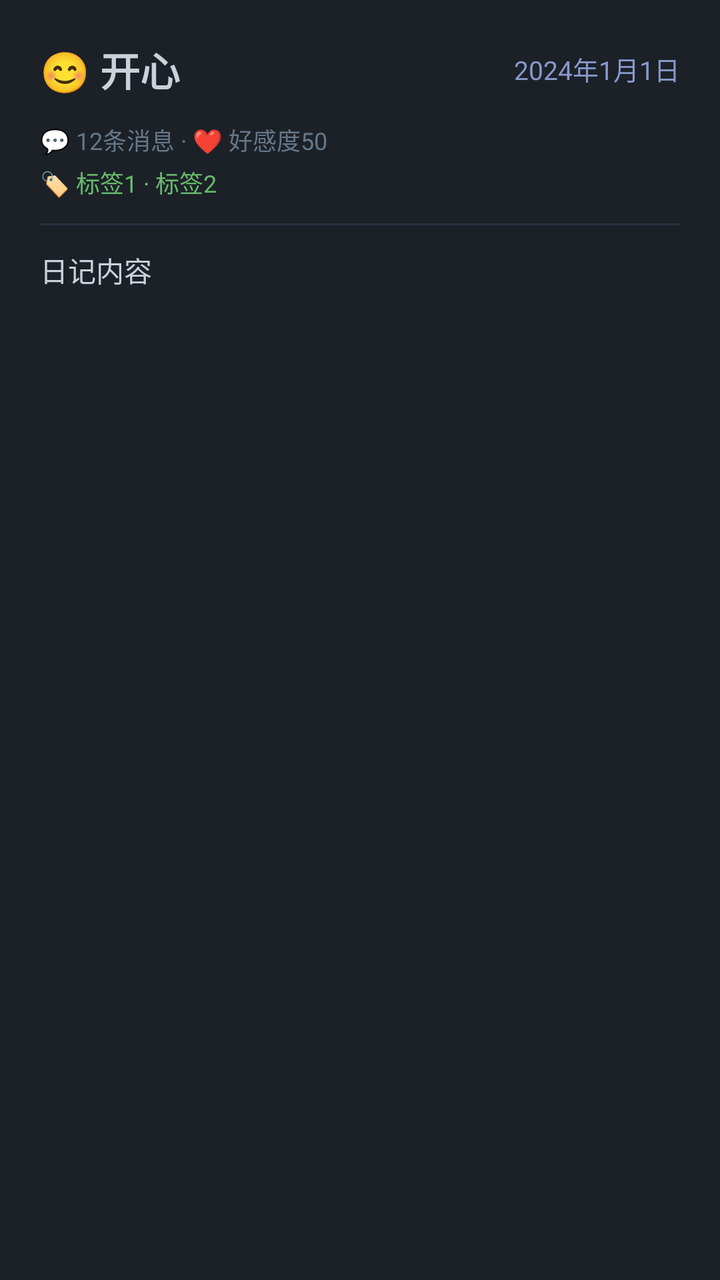
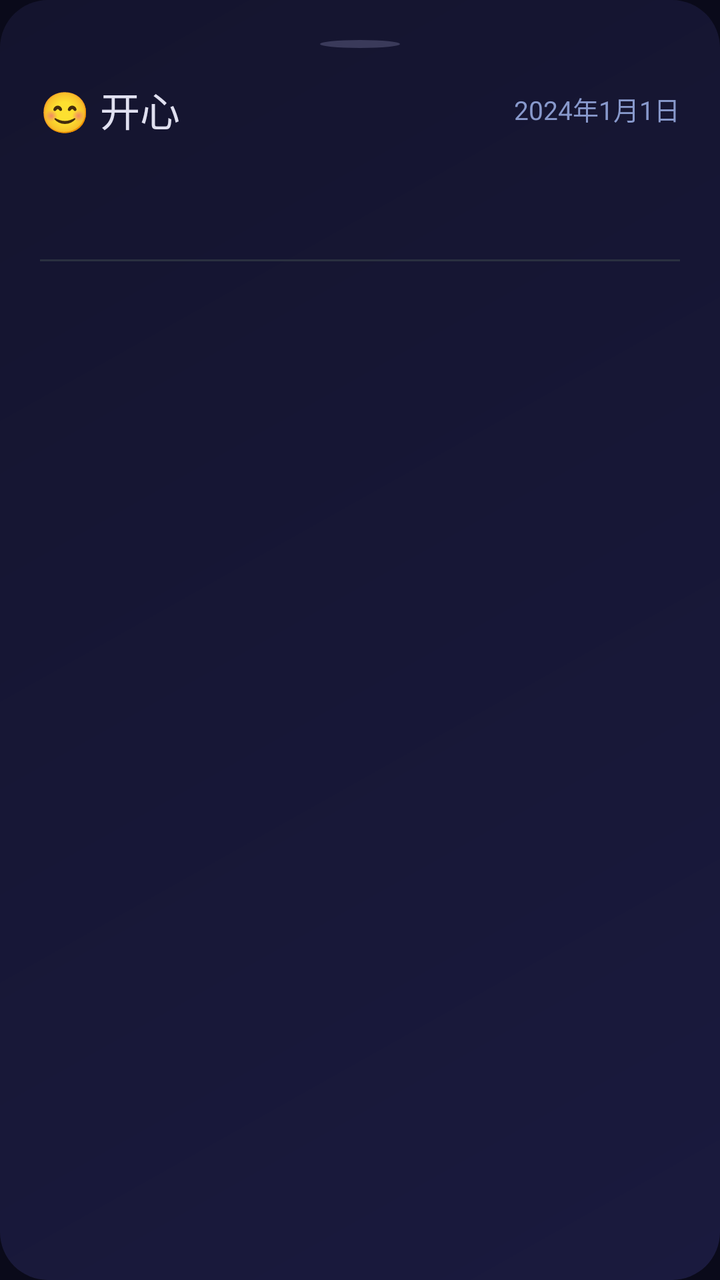

Before-and-after screenshots of an Android layout around one commit, followed by the original layout XML and the change that was made.
<!-- AndroidManifest.xml: application theme Theme.Companion -->
<!-- res/layout/dialog_diary_detail.xml -->
<?xml version="1.0" encoding="utf-8"?>
<ScrollView xmlns:android="http://schemas.android.com/apk/res/android"
    android:layout_width="match_parent"
    android:layout_height="400dp"
    android:background="#1C2128"
    android:padding="20dp">

    <LinearLayout
        android:layout_width="match_parent"
        android:layout_height="wrap_content"
        android:orientation="vertical">

        <LinearLayout
            android:layout_width="match_parent"
            android:layout_height="wrap_content"
            android:orientation="horizontal"
            android:gravity="center_vertical"
            android:layout_marginBottom="12dp">

            <TextView
                android:id="@+id/tv_detail_mood"
                android:layout_width="0dp"
                android:layout_height="wrap_content"
                android:layout_weight="1"
                android:text="😊 开心"
                android:textSize="20sp"
                android:textColor="#C9D1D9"
                android:textStyle="bold" />

            <TextView
                android:id="@+id/tv_detail_date"
                android:layout_width="wrap_content"
                android:layout_height="wrap_content"
                android:text="2024年1月1日"
                android:textSize="13sp"
                android:textColor="#8899CC" />
        </LinearLayout>

        <TextView
            android:id="@+id/tv_detail_stats"
            android:layout_width="match_parent"
            android:layout_height="wrap_content"
            android:text="💬 12条消息 · ❤️ 好感度50"
            android:textSize="12sp"
            android:textColor="#667788"
            android:layout_marginBottom="4dp" />

        <TextView
            android:id="@+id/tv_detail_tags"
            android:layout_width="match_parent"
            android:layout_height="wrap_content"
            android:text="🏷️ 标签1 · 标签2"
            android:textSize="12sp"
            android:textColor="#66BB6A"
            android:layout_marginBottom="12dp" />

        <View
            android:layout_width="match_parent"
            android:layout_height="1dp"
            android:background="#2A3040"
            android:layout_marginBottom="12dp" />

        <TextView
            android:id="@+id/tv_detail_content"
            android:layout_width="match_parent"
            android:layout_height="wrap_content"
            android:text="日记内容"
            android:textSize="14sp"
            android:textColor="#C9D1D9"
            android:lineSpacingExtra="4dp" />
    </LinearLayout>

</ScrollView>
<!-- resources referenced by this layout -->
<resources>
  <style name="Theme.Companion" parent="Theme.Material3.DayNight.NoActionBar">
          <item name="colorPrimary">@color/accent_blue</item>
          <item name="colorPrimaryVariant">@color/purple_700</item>
          <item name="colorOnPrimary">@color/white</item>
          <item name="colorSecondary">@color/accent_cyan</item>
          <item name="colorSecondaryVariant">@color/teal_700</item>
          <item name="colorSurface">@color/surface_dark</item>
          <item name="colorOnSurface">@color/text_primary</item>
          <item name="android:statusBarColor">@color/bg_start</item>
          <item name="android:navigationBarColor">@color/bg_start</item>
          <item name="android:windowBackground">@color/bg_start</item>
  
          <item name="android:activityOpenEnterAnimation">@anim/slide_in_right</item>
          <item name="android:activityOpenExitAnimation">@anim/fade_out</item>
          <item name="android:activityCloseEnterAnimation">@anim/fade_in</item>
          <item name="android:activityCloseExitAnimation">@anim/slide_out_left</item>
  
          <item name="android:windowEnterTransition">@android:transition/fade</item>
          <item name="android:windowExitTransition">@android:transition/fade</item>
  
          <item name="android:colorEdgeEffect">@color/accent_purple</item>
      </style>
  <color name="accent_blue">#667eea</color>
  <color name="purple_700">#FF3700B3</color>
  <color name="white">#FFFFFFFF</color>
  <color name="accent_cyan">#64ffda</color>
  <color name="teal_700">#FF018786</color>
  <color name="surface_dark">#14142a</color>
  <color name="text_primary">#ececf4</color>
  <color name="bg_start">#0a0a1a</color>
  <color name="accent_purple">#c4b5fd</color>
</resources>

<!-- the commit's change to res/layout/dialog_diary_detail.xml (unified diff, before → after) -->
@@ -1,14 +1,24 @@
 <?xml version="1.0" encoding="utf-8"?>
 <ScrollView xmlns:android="http://schemas.android.com/apk/res/android"
+    xmlns:app="http://schemas.android.com/apk/res-auto"
     android:layout_width="match_parent"
-    android:layout_height="400dp"
-    android:background="#1C2128"
-    android:padding="20dp">
+    android:layout_height="match_parent"
+    android:background="@drawable/bg_bottom_sheet"
+    android:overScrollMode="never"
+    android:fillViewport="true">
 
     <LinearLayout
         android:layout_width="match_parent"
         android:layout_height="wrap_content"
-        android:orientation="vertical">
+        android:orientation="vertical"
+        android:padding="20dp">
+
+        <View
+            android:layout_width="40dp"
+            android:layout_height="4dp"
+            android:layout_gravity="center_horizontal"
+            android:layout_marginBottom="16dp"
+            android:background="@drawable/bg_dot_inactive" />
 
         <LinearLayout
             android:layout_width="match_parent"
@@ -24,8 +34,8 @@
                 android:layout_weight="1"
                 android:text="😊 开心"
                 android:textSize="20sp"
-                android:textColor="#C9D1D9"
-                android:textStyle="bold" />
+                android:textColor="#e0e0f0"
+                android:fontFamily="sans-serif-medium" />
 
             <TextView
                 android:id="@+id/tv_detail_date"
@@ -40,7 +50,6 @@
             android:id="@+id/tv_detail_stats"
             android:layout_width="match_parent"
             android:layout_height="wrap_content"
-            android:text="💬 12条消息 · ❤️ 好感度50"
             android:textSize="12sp"
             android:textColor="#667788"
             android:layout_marginBottom="4dp" />
@@ -49,7 +58,6 @@
             android:id="@+id/tv_detail_tags"
             android:layout_width="match_parent"
             android:layout_height="wrap_content"
-            android:text="🏷️ 标签1 · 标签2"
             android:textSize="12sp"
             android:textColor="#66BB6A"
             android:layout_marginBottom="12dp" />
@@ -64,10 +72,10 @@
             android:id="@+id/tv_detail_content"
             android:layout_width="match_parent"
             android:layout_height="wrap_content"
-            android:text="日记内容"
-            android:textSize="14sp"
-            android:textColor="#C9D1D9"
-            android:lineSpacingExtra="4dp" />
+            android:textSize="15sp"
+            android:textColor="#d0d0e0"
+            android:lineSpacingExtra="6dp"
+            android:lineSpacingMultiplier="1.2" />
+
     </LinearLayout>
-
 </ScrollView>
<!-- resource entries referenced after the edit -->
@@ -1,5 +1,23 @@
 <!-- resources referenced by this layout -->
 <resources>
+  <!-- drawable bg_bottom_sheet (drawable) -->
+  <?xml version="1.0" encoding="utf-8"?>
+  <shape xmlns:android="http://schemas.android.com/apk/res/android"
+      android:shape="rectangle">
+      <gradient
+          android:type="linear"
+          android:angle="135"
+          android:startColor="#1a1a3e"
+          android:endColor="#14142e" />
+      <corners android:radius="24dp" />
+  </shape>
+  <!-- drawable bg_dot_inactive (drawable) -->
+  <?xml version="1.0" encoding="utf-8"?>
+  <shape xmlns:android="http://schemas.android.com/apk/res/android"
+      android:shape="oval">
+      <solid android:color="#3a3a5a" />
+      <size android:width="10dp" android:height="10dp" />
+  </shape>
   <style name="Theme.Companion" parent="Theme.Material3.DayNight.NoActionBar">
           <item name="colorPrimary">@color/accent_blue</item>
           <item name="colorPrimaryVariant">@color/purple_700</item>
